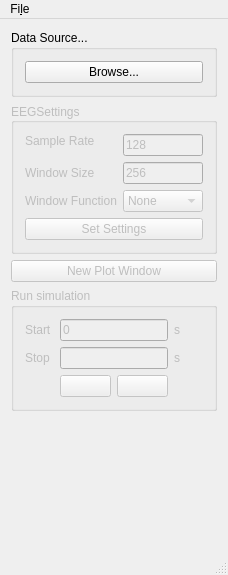
First picture: the form in veegs/mainwindow.ui, repository Xiul109/VEEGS, before the edit.
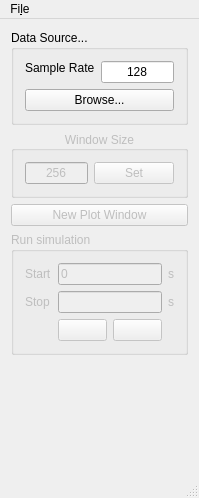
Second picture: the form after the edit. Icons and pictures are not drawn.

Commit message: Updated GUI to work with version  of eeglib.

```diff
--- a/veegs/mainwindow.ui
+++ b/veegs/mainwindow.ui
@@ -6,8 +6,8 @@
    <rect>
     <x>0</x>
     <y>0</y>
-    <width>220</width>
-    <height>575</height>
+    <width>199</width>
+    <height>498</height>
    </rect>
   </property>
   <property name="sizePolicy">
@@ -38,38 +38,39 @@
       <property name="title">
        <string>Data Source...</string>
       </property>
-      <layout class="QVBoxLayout" name="verticalLayout_2">
-       <item>
-        <widget class="QPushButton" name="browseButton">
-         <property name="text">
-          <string>Browse...</string>
-         </property>
-        </widget>
-       </item>
-      </layout>
-     </widget>
-    </item>
-    <item>
-     <widget class="QGroupBox" name="EEGSettingsBox">
-      <property name="enabled">
-       <bool>false</bool>
-      </property>
-      <property name="sizePolicy">
-       <sizepolicy hsizetype="Preferred" vsizetype="Fixed">
-        <horstretch>0</horstretch>
-        <verstretch>0</verstretch>
-       </sizepolicy>
-      </property>
-      <property name="title">
-       <string>EEGSettings</string>
-      </property>
-      <property name="alignment">
-       <set>Qt::AlignLeading|Qt::AlignLeft|Qt::AlignVCenter</set>
-      </property>
       <layout class="QFormLayout" name="formLayout">
        <property name="fieldGrowthPolicy">
         <enum>QFormLayout::ExpandingFieldsGrow</enum>
        </property>
+       <item row="0" column="1">
+        <widget class="QLineEdit" name="sampleRateInput">
+         <property name="sizePolicy">
+          <sizepolicy hsizetype="Expanding" vsizetype="Expanding">
+           <horstretch>0</horstretch>
+           <verstretch>0</verstretch>
+          </sizepolicy>
+         </property>
+         <property name="maximumSize">
+          <size>
+           <width>80</width>
+           <height>16777215</height>
+          </size>
+         </property>
+         <property name="text">
+          <string>128</string>
+         </property>
+         <property name="alignment">
+          <set>Qt::AlignCenter</set>
+         </property>
+        </widget>
+       </item>
+       <item row="2" column="0" colspan="2">
+        <widget class="QPushButton" name="browseButton">
+         <property name="text">
+          <string>Browse...</string>
+         </property>
+        </widget>
+       </item>
        <item row="0" column="0">
         <widget class="QLabel" name="label">
          <property name="sizePolicy">
@@ -86,30 +87,31 @@
          </property>
         </widget>
        </item>
-       <item row="0" column="1">
-        <widget class="QLineEdit" name="sampleRateInput">
-         <property name="maximumSize">
-          <size>
-           <width>80</width>
-           <height>16777215</height>
-          </size>
-         </property>
-         <property name="text">
-          <string>128</string>
-         </property>
-        </widget>
-       </item>
-       <item row="2" column="0">
-        <widget class="QLabel" name="label_2">
-         <property name="text">
-          <string>Window Size</string>
-         </property>
-        </widget>
-       </item>
-       <item row="2" column="1">
+      </layout>
+     </widget>
+    </item>
+    <item>
+     <widget class="QGroupBox" name="windowSizeBox">
+      <property name="enabled">
+       <bool>false</bool>
+      </property>
+      <property name="sizePolicy">
+       <sizepolicy hsizetype="Preferred" vsizetype="Fixed">
+        <horstretch>0</horstretch>
+        <verstretch>0</verstretch>
+       </sizepolicy>
+      </property>
+      <property name="title">
+       <string>Window Size</string>
+      </property>
+      <property name="alignment">
+       <set>Qt::AlignCenter</set>
+      </property>
+      <layout class="QHBoxLayout" name="horizontalLayout">
+       <item>
         <widget class="QLineEdit" name="windowSizeInput">
          <property name="sizePolicy">
-          <sizepolicy hsizetype="Fixed" vsizetype="Fixed">
+          <sizepolicy hsizetype="Expanding" vsizetype="Expanding">
            <horstretch>0</horstretch>
            <verstretch>0</verstretch>
           </sizepolicy>
@@ -123,42 +125,15 @@
          <property name="text">
           <string>256</string>
          </property>
-        </widget>
-       </item>
-       <item row="4" column="0">
-        <widget class="QLabel" name="label_3">
-         <property name="text">
-          <string>Window Function</string>
+         <property name="alignment">
+          <set>Qt::AlignCenter</set>
          </property>
         </widget>
        </item>
-       <item row="4" column="1">
-        <widget class="QComboBox" name="windowFunctionCB">
-         <property name="maximumSize">
-          <size>
-           <width>80</width>
-           <height>16777215</height>
-          </size>
-         </property>
-         <property name="currentIndex">
-          <number>0</number>
-         </property>
-         <item>
-          <property name="text">
-           <string>None</string>
-          </property>
-         </item>
-         <item>
-          <property name="text">
-           <string>Hamming</string>
-          </property>
-         </item>
-        </widget>
-       </item>
-       <item row="6" column="0" colspan="2">
-        <widget class="QPushButton" name="setEEGSettingsButton">
+       <item>
+        <widget class="QPushButton" name="setWindowSizeButton">
          <property name="text">
-          <string>Set Settings</string>
+          <string>Set</string>
          </property>
         </widget>
        </item>
@@ -256,7 +231,7 @@
     <item>
      <widget class="QLabel" name="feedBackLabel">
       <property name="sizePolicy">
-       <sizepolicy hsizetype="Minimum" vsizetype="Minimum">
+       <sizepolicy hsizetype="Expanding" vsizetype="Expanding">
         <horstretch>0</horstretch>
         <verstretch>0</verstretch>
        </sizepolicy>
@@ -276,8 +251,8 @@
     <rect>
      <x>0</x>
      <y>0</y>
-     <width>220</width>
-     <height>30</height>
+     <width>199</width>
+     <height>31</height>
     </rect>
    </property>
    <widget class="QMenu" name="menuFile">
```
The commit also changes 4 other files.
